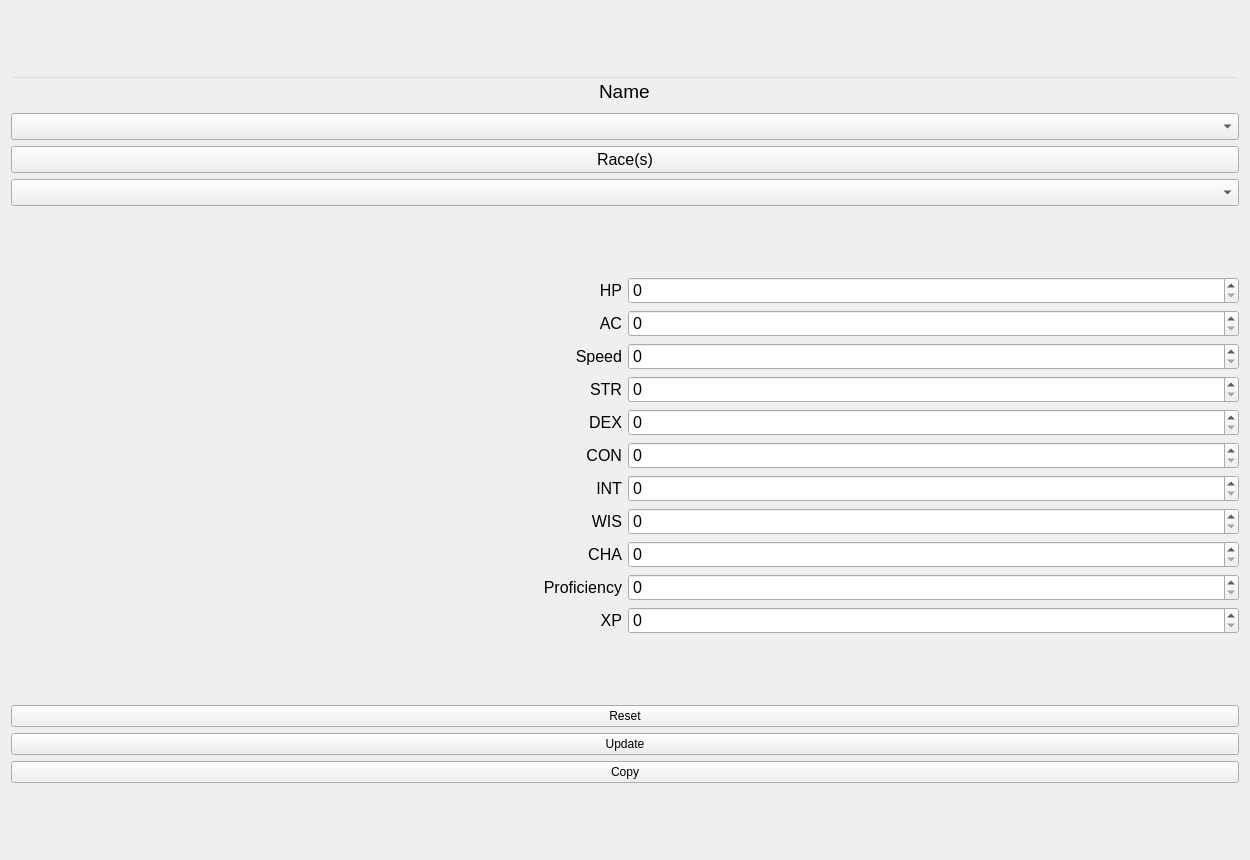
Old version of the form DND_Sim/UI/Pages/Monster.ui in the repository nitzryan/DND_Sim.
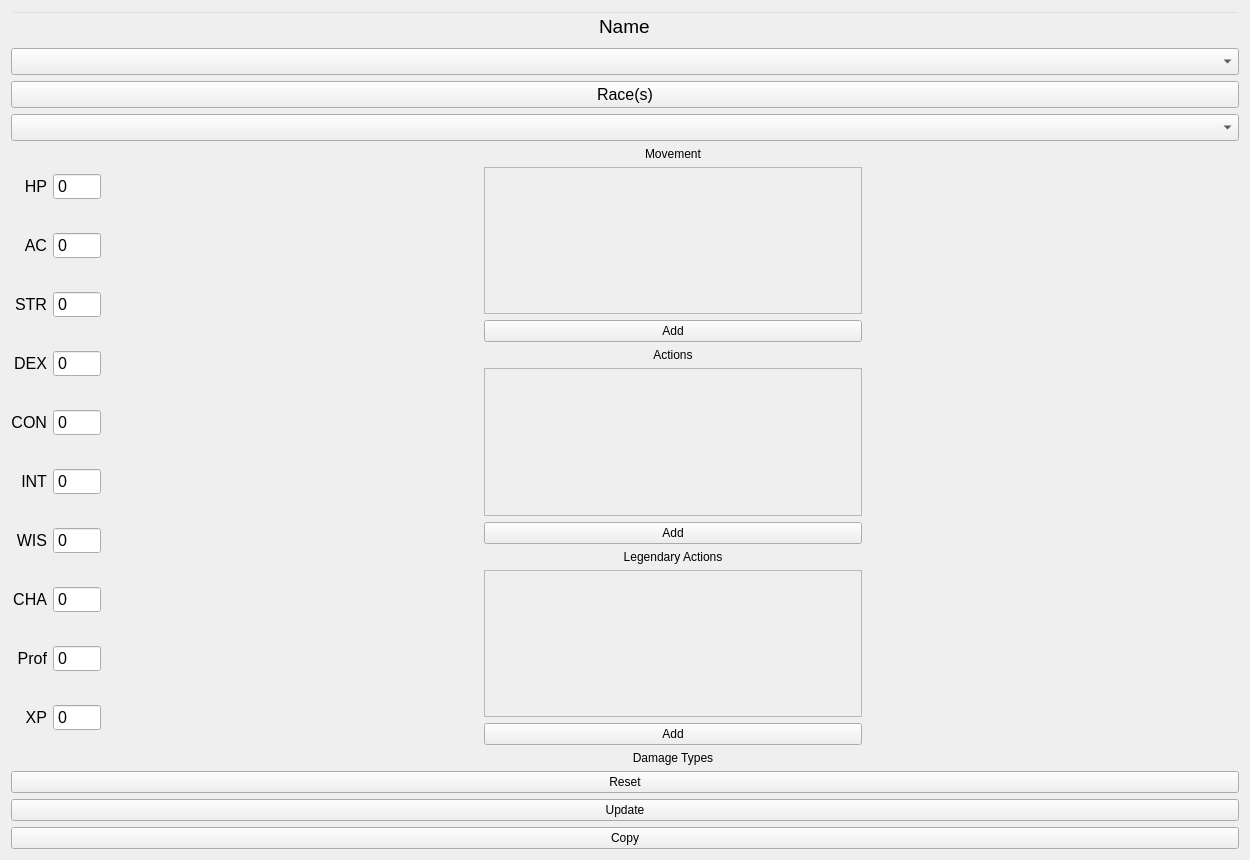
New version of the form.

Commit message: Added Movement, Damage Types to Monsters

```diff
--- a/DND_Sim/UI/Pages/Monster.ui
+++ b/DND_Sim/UI/Pages/Monster.ui
@@ -206,6 +206,9 @@
              <pointsize>12</pointsize>
             </font>
            </property>
+           <property name="buttonSymbols">
+            <enum>QAbstractSpinBox::NoButtons</enum>
+           </property>
            <property name="maximum">
             <number>9999</number>
            </property>
@@ -237,36 +240,8 @@
              <pointsize>12</pointsize>
             </font>
            </property>
-           <property name="maximum">
-            <number>9999</number>
-           </property>
-          </widget>
-         </item>
-        </layout>
-       </item>
-       <item>
-        <layout class="QHBoxLayout" name="speedLayout">
-         <item>
-          <widget class="QLabel" name="label_3">
-           <property name="font">
-            <font>
-             <pointsize>12</pointsize>
-            </font>
-           </property>
-           <property name="text">
-            <string>Speed</string>
-           </property>
-           <property name="alignment">
-            <set>Qt::AlignRight|Qt::AlignTrailing|Qt::AlignVCenter</set>
-           </property>
-          </widget>
-         </item>
-         <item>
-          <widget class="QSpinBox" name="sbSpeed">
-           <property name="font">
-            <font>
-             <pointsize>12</pointsize>
-            </font>
+           <property name="buttonSymbols">
+            <enum>QAbstractSpinBox::NoButtons</enum>
            </property>
            <property name="maximum">
             <number>9999</number>
@@ -299,6 +274,9 @@
              <pointsize>12</pointsize>
             </font>
            </property>
+           <property name="buttonSymbols">
+            <enum>QAbstractSpinBox::NoButtons</enum>
+           </property>
            <property name="maximum">
             <number>9999</number>
            </property>
@@ -330,6 +308,9 @@
              <pointsize>12</pointsize>
             </font>
            </property>
+           <property name="buttonSymbols">
+            <enum>QAbstractSpinBox::NoButtons</enum>
+           </property>
            <property name="maximum">
             <number>9999</number>
            </property>
@@ -361,6 +342,9 @@
              <pointsize>12</pointsize>
             </font>
            </property>
+           <property name="buttonSymbols">
+            <enum>QAbstractSpinBox::NoButtons</enum>
+           </property>
            <property name="maximum">
             <number>9999</number>
            </property>
@@ -392,6 +376,9 @@
              <pointsize>12</pointsize>
             </font>
            </property>
+           <property name="buttonSymbols">
+            <enum>QAbstractSpinBox::NoButtons</enum>
+           </property>
            <property name="maximum">
             <number>9999</number>
            </property>
@@ -423,6 +410,9 @@
              <pointsize>12</pointsize>
             </font>
            </property>
+           <property name="buttonSymbols">
+            <enum>QAbstractSpinBox::NoButtons</enum>
+           </property>
            <property name="maximum">
             <number>9999</number>
            </property>
@@ -454,6 +444,9 @@
              <pointsize>12</pointsize>
             </font>
            </property>
+           <property name="buttonSymbols">
+            <enum>QAbstractSpinBox::NoButtons</enum>
+           </property>
            <property name="maximum">
             <number>9999</number>
            </property>
@@ -471,7 +464,7 @@
             </font>
            </property>
            <property name="text">
-            <string>Proficiency</string>
+            <string>Prof</string>
            </property>
            <property name="alignment">
             <set>Qt::AlignRight|Qt::AlignTrailing|Qt::AlignVCenter</set>
@@ -485,6 +478,9 @@
              <pointsize>12</pointsize>
             </font>
            </property>
+           <property name="buttonSymbols">
+            <enum>QAbstractSpinBox::NoButtons</enum>
+           </property>
            <property name="maximum">
             <number>9999</number>
            </property>
@@ -516,6 +512,9 @@
              <pointsize>12</pointsize>
             </font>
            </property>
+           <property name="buttonSymbols">
+            <enum>QAbstractSpinBox::NoButtons</enum>
+           </property>
            <property name="maximum">
             <number>9999</number>
            </property>
@@ -526,7 +525,165 @@
       </layout>
      </item>
      <item>
-      <layout class="QVBoxLayout" name="abilitiesLayout"/>
+      <spacer name="horizontalSpacer">
+       <property name="orientation">
+        <enum>Qt::Horizontal</enum>
+       </property>
+       <property name="sizeHint" stdset="0">
+        <size>
+         <width>40</width>
+         <height>20</height>
+        </size>
+       </property>
+      </spacer>
+     </item>
+     <item>
+      <layout class="QVBoxLayout" name="abilitiesLayout">
+       <item>
+        <layout class="QVBoxLayout" name="movementLayout">
+         <item>
+          <widget class="QLabel" name="label_12">
+           <property name="text">
+            <string>Movement</string>
+           </property>
+           <property name="alignment">
+            <set>Qt::AlignCenter</set>
+           </property>
+          </widget>
+         </item>
+         <item>
+          <widget class="QScrollArea" name="saMovement">
+           <property name="widgetResizable">
+            <bool>true</bool>
+           </property>
+           <widget class="QWidget" name="saMovementContent">
+            <property name="geometry">
+             <rect>
+              <x>0</x>
+              <y>0</y>
+              <width>364</width>
+              <height>129</height>
+             </rect>
+            </property>
+           </widget>
+          </widget>
+         </item>
+         <item>
+          <widget class="QPushButton" name="pbAddMovement">
+           <property name="text">
+            <string>Add</string>
+           </property>
+          </widget>
+         </item>
+        </layout>
+       </item>
+       <item>
+        <layout class="QVBoxLayout" name="verticalLayout_2">
+         <item>
+          <widget class="QLabel" name="label_13">
+           <property name="text">
+            <string>Actions</string>
+           </property>
+           <property name="alignment">
+            <set>Qt::AlignCenter</set>
+           </property>
+          </widget>
+         </item>
+         <item>
+          <widget class="QScrollArea" name="saActions">
+           <property name="widgetResizable">
+            <bool>true</bool>
+           </property>
+           <widget class="QWidget" name="scrollAreaWidgetContents_2">
+            <property name="geometry">
+             <rect>
+              <x>0</x>
+              <y>0</y>
+              <width>364</width>
+              <height>129</height>
+             </rect>
+            </property>
+           </widget>
+          </widget>
+         </item>
+         <item>
+          <widget class="QPushButton" name="pbAddAction">
+           <property name="text">
+            <string>Add</string>
+           </property>
+          </widget>
+         </item>
+        </layout>
+       </item>
+       <item>
+        <layout class="QVBoxLayout" name="verticalLayout_3">
+         <item>
+          <widget class="QLabel" name="label_3">
+           <property name="text">
+            <string>Legendary Actions</string>
+           </property>
+           <property name="alignment">
+            <set>Qt::AlignCenter</set>
+           </property>
+          </widget>
+         </item>
+         <item>
+          <widget class="QScrollArea" name="saLegendaryActions">
+           <property name="widgetResizable">
+            <bool>true</bool>
+           </property>
+           <widget class="QWidget" name="scrollAreaWidgetContents_3">
+            <property name="geometry">
+             <rect>
+              <x>0</x>
+              <y>0</y>
+              <width>364</width>
+              <height>129</height>
+             </rect>
+            </property>
+           </widget>
+          </widget>
+         </item>
+         <item>
+          <widget class="QPushButton" name="pbAddLegendary">
+           <property name="text">
+            <string>Add</string>
+           </property>
+          </widget>
+         </item>
+        </layout>
+       </item>
+       <item>
+        <layout class="QVBoxLayout" name="verticalLayout_4">
+         <item>
+          <widget class="QLabel" name="label_14">
+           <property name="text">
+            <string>Damage Types</string>
+           </property>
+           <property name="alignment">
+            <set>Qt::AlignCenter</set>
+           </property>
+          </widget>
+         </item>
+         <item>
+          <layout class="QHBoxLayout" name="damageTypesLayout"/>
+         </item>
+        </layout>
+       </item>
+      </layout>
+     </item>
+     <item>
+      <spacer name="horizontalSpacer_2">
+       <property name="orientation">
+        <enum>Qt::Horizontal</enum>
+       </property>
+       <property name="sizeHint" stdset="0">
+        <size>
+         <width>40</width>
+         <height>20</height>
+        </size>
+       </property>
+      </spacer>
      </item>
      <item>
       <layout class="QVBoxLayout" name="spellsLayout"/>
```
The commit also changes 11 other files.
